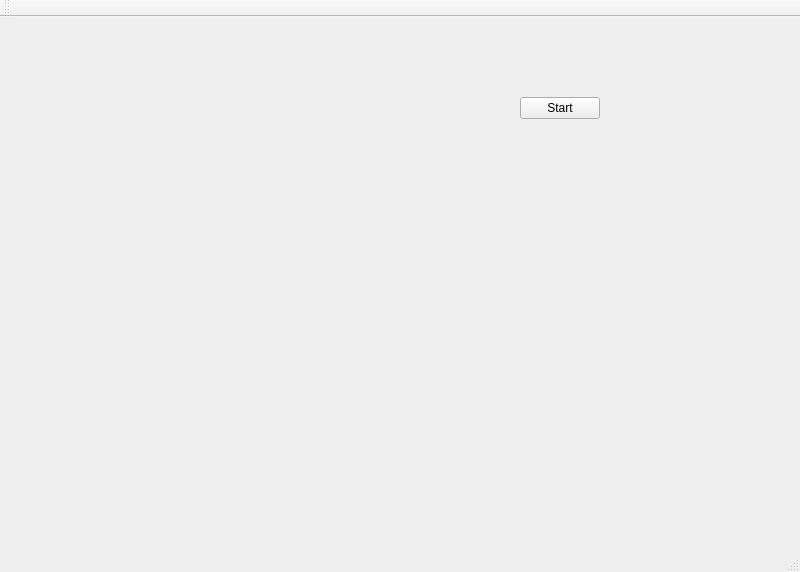
Above: src/project/plottest/GUI/mainwindow.ui from EdXian/sis-2017-project before the change. Below: the same form after it.
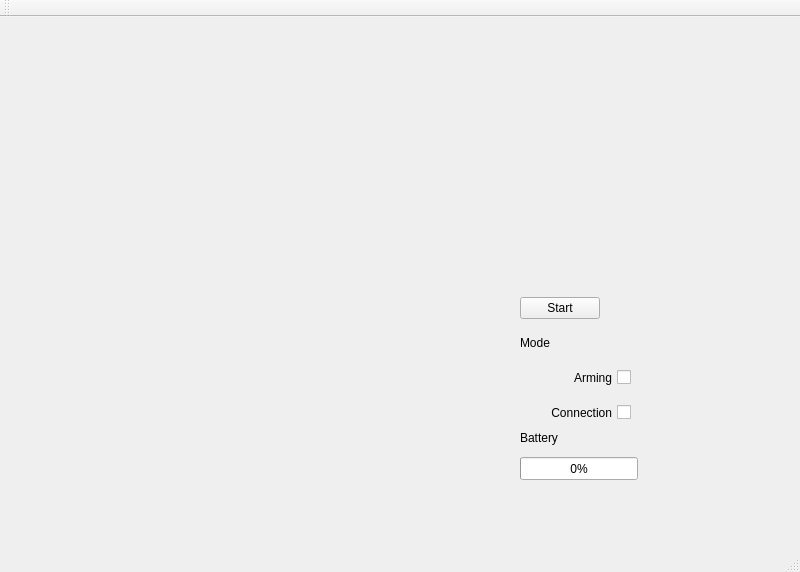
That is the form after the change. Custom widgets are drawn as their Qt base class.

Diff of the .ui file:
```diff
--- a/src/project/plottest/GUI/mainwindow.ui
+++ b/src/project/plottest/GUI/mainwindow.ui
@@ -28,7 +28,7 @@
     <property name="geometry">
      <rect>
       <x>520</x>
-      <y>80</y>
+      <y>280</y>
       <width>80</width>
       <height>22</height>
      </rect>
@@ -37,6 +37,113 @@
      <string>Start</string>
     </property>
    </widget>
+   <widget class="QProgressBar" name="progressBar">
+    <property name="geometry">
+     <rect>
+      <x>520</x>
+      <y>440</y>
+      <width>118</width>
+      <height>23</height>
+     </rect>
+    </property>
+    <property name="value">
+     <number>0</number>
+    </property>
+    <property name="textVisible">
+     <bool>true</bool>
+    </property>
+    <property name="orientation">
+     <enum>Qt::Horizontal</enum>
+    </property>
+    <property name="invertedAppearance">
+     <bool>false</bool>
+    </property>
+    <property name="textDirection">
+     <enum>QProgressBar::TopToBottom</enum>
+    </property>
+   </widget>
+   <widget class="QLabel" name="label">
+    <property name="geometry">
+     <rect>
+      <x>520</x>
+      <y>410</y>
+      <width>71</width>
+      <height>21</height>
+     </rect>
+    </property>
+    <property name="autoFillBackground">
+     <bool>false</bool>
+    </property>
+    <property name="text">
+     <string>Battery</string>
+    </property>
+   </widget>
+   <widget class="QLabel" name="label_2">
+    <property name="geometry">
+     <rect>
+      <x>520</x>
+      <y>310</y>
+      <width>121</width>
+      <height>31</height>
+     </rect>
+    </property>
+    <property name="text">
+     <string>Mode</string>
+    </property>
+   </widget>
+   <widget class="QCheckBox" name="checkBox">
+    <property name="geometry">
+     <rect>
+      <x>520</x>
+      <y>350</y>
+      <width>111</width>
+      <height>21</height>
+     </rect>
+    </property>
+    <property name="focusPolicy">
+     <enum>Qt::NoFocus</enum>
+    </property>
+    <property name="layoutDirection">
+     <enum>Qt::RightToLeft</enum>
+    </property>
+    <property name="autoFillBackground">
+     <bool>false</bool>
+    </property>
+    <property name="text">
+     <string>Arming</string>
+    </property>
+    <property name="checkable">
+     <bool>true</bool>
+    </property>
+    <property name="checked">
+     <bool>false</bool>
+    </property>
+    <property name="tristate">
+     <bool>false</bool>
+    </property>
+   </widget>
+   <widget class="QCheckBox" name="checkBox_2">
+    <property name="geometry">
+     <rect>
+      <x>520</x>
+      <y>380</y>
+      <width>111</width>
+      <height>31</height>
+     </rect>
+    </property>
+    <property name="focusPolicy">
+     <enum>Qt::NoFocus</enum>
+    </property>
+    <property name="layoutDirection">
+     <enum>Qt::RightToLeft</enum>
+    </property>
+    <property name="text">
+     <string>Connection</string>
+    </property>
+    <property name="checkable">
+     <bool>true</bool>
+    </property>
+   </widget>
   </widget>
   <widget class="QMenuBar" name="menuBar">
    <property name="geometry">
```
